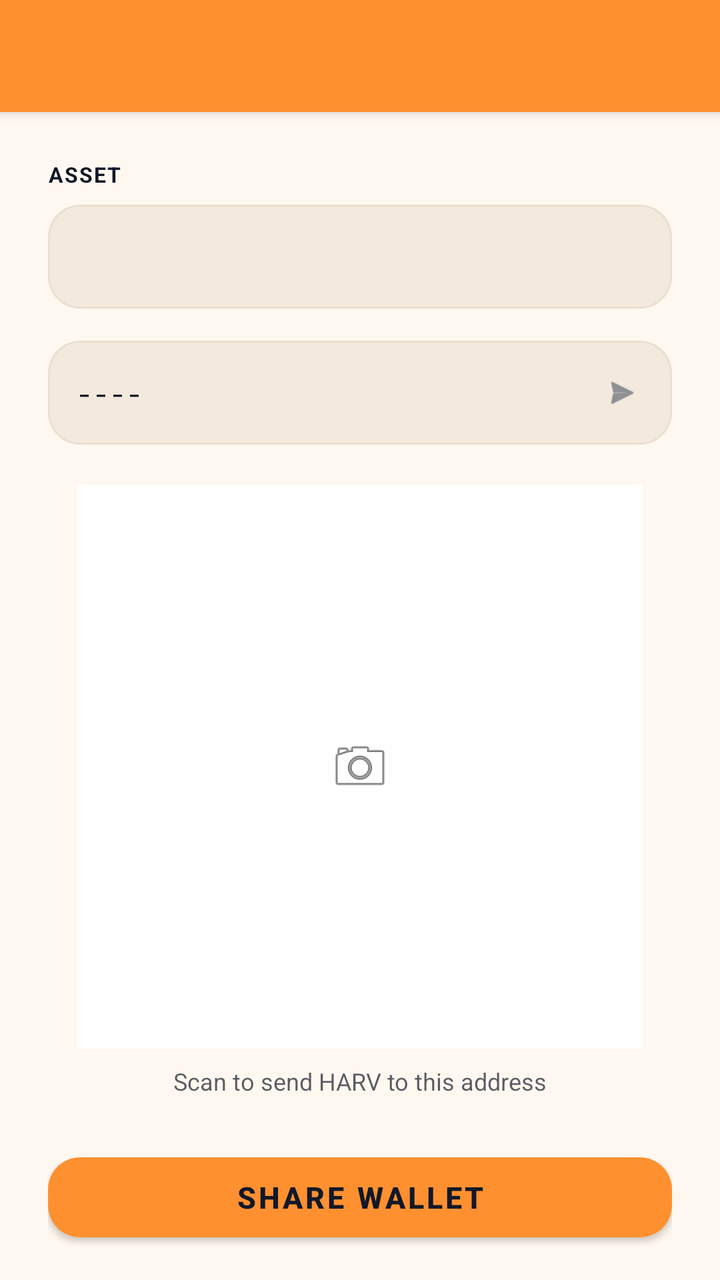
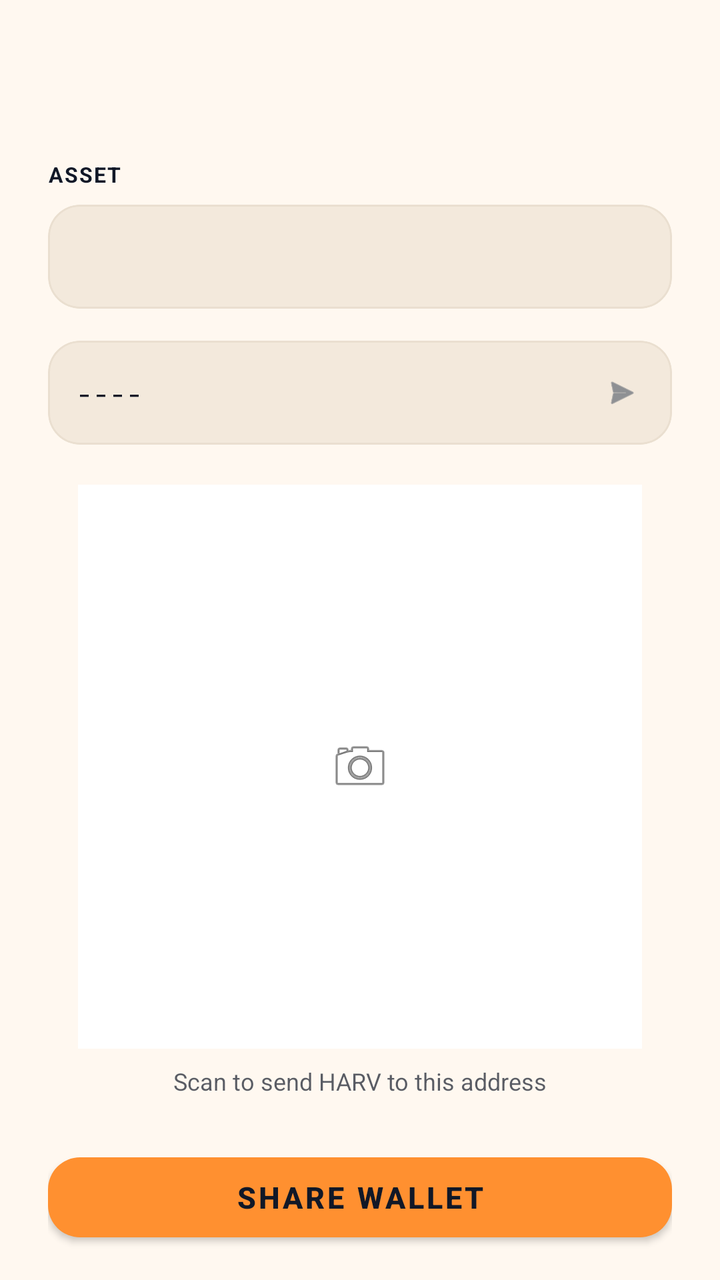

Two renders of the same Android screen: before a commit and after it. Below are the layout's source before the change and the commit's diff.
<!-- AndroidManifest.xml: application theme AppTheme -->
<!-- res/layout/receive.xml -->
<androidx.coordinatorlayout.widget.CoordinatorLayout
	xmlns:android="http://schemas.android.com/apk/res/android"
	xmlns:app="http://schemas.android.com/apk/res-auto"
	xmlns:tools="http://schemas.android.com/tools"
	android:id="@+id/_coordinator"
	android:layout_width="match_parent"
	android:layout_height="match_parent">
	<com.google.android.material.appbar.AppBarLayout
		android:id="@+id/_app_bar"
		android:layout_width="match_parent"
		android:layout_height="wrap_content"
		android:theme="@style/AppTheme.AppBarOverlay">
		<androidx.appcompat.widget.Toolbar
			android:id="@+id/_toolbar"
			android:layout_width="match_parent"
			android:layout_height="?attr/actionBarSize"
			android:background="?attr/appBarColor"
			app:popupTheme="@style/AppTheme.PopupOverlay" />
	</com.google.android.material.appbar.AppBarLayout>
	<androidx.core.widget.NestedScrollView
		android:layout_width="match_parent"
		android:layout_height="match_parent"
		android:fillViewport="true"
		android:overScrollMode="never"
		app:layout_behavior="@string/appbar_scrolling_view_behavior">
		<LinearLayout
			android:id="@+id/linear5"
			android:layout_width="match_parent"
			android:layout_height="wrap_content"
			android:padding="24dp"
			android:orientation="vertical">
			<TextView
				android:id="@+id/textview1"
				android:layout_width="wrap_content"
				android:layout_height="wrap_content"
				android:layout_marginBottom="8dp"
				android:text="ASSET"
				android:textStyle="bold"
				android:textSize="10.5sp"
				android:letterSpacing="0.06" />
			<com.google.android.material.card.MaterialCardView
				android:id="@+id/cardview1"
				android:layout_width="match_parent"
				android:layout_height="wrap_content"
				android:layout_marginBottom="16dp"
				app:cardBackgroundColor="@color/colorSurfaceRaised"
				app:cardCornerRadius="16dp"
				app:cardElevation="0dp"
				app:strokeColor="@color/colorCardStroke"
				app:strokeWidth="1dp">
				<Spinner
					android:id="@+id/spinnerAssets"
					android:layout_width="match_parent"
					android:layout_height="52dp"
					android:background="@android:color/transparent"
					android:spinnerMode="dropdown"
					android:theme="@style/WhiteSpinnerTheme"
					android:paddingStart="12dp"
					android:paddingEnd="12dp" />
			</com.google.android.material.card.MaterialCardView>
			<com.google.android.material.card.MaterialCardView
				android:id="@+id/cardview2"
				android:layout_width="match_parent"
				android:layout_height="wrap_content"
				android:layout_marginBottom="20dp"
				app:cardBackgroundColor="@color/colorSurfaceRaised"
				app:cardCornerRadius="16dp"
				app:cardElevation="0dp"
				app:strokeColor="@color/colorCardStroke"
				app:strokeWidth="1dp">
				<LinearLayout
					android:id="@+id/linear6"
					android:layout_width="match_parent"
					android:layout_height="52dp"
					android:padding="14dp"
					android:gravity="center_vertical"
					android:orientation="horizontal">
					<TextView
						android:id="@+id/tvDepositAddress"
						android:layout_width="0dp"
						android:layout_height="wrap_content"
						android:background="@android:color/transparent"
						android:text="----"
						android:singleLine="true"
						android:layout_weight="1"
						android:textSize="13.5sp"
						android:fontFamily="monospace"
						android:ellipsize="middle" />
					<ImageView
						android:id="@+id/ivCopyAddress"
						android:layout_width="22dp"
						android:layout_height="22dp"
						android:padding="2dp"
						android:scaleType="centerInside"
						android:src="@android:drawable/ic_menu_send"
						android:layout_marginStart="12dp"
						android:contentDescription="Copyaddress"
						app:tint="@color/colorTextSecondary" />
				</LinearLayout>
			</com.google.android.material.card.MaterialCardView>
			<LinearLayout
				android:id="@+id/ll_qr_card"
				android:layout_width="wrap_content"
				android:layout_height="wrap_content"
				android:background="@color/colorTextPrimaryWhite"
				android:gravity="center_horizontal|center_vertical"
				android:orientation="vertical"
				android:layout_gravity="center_horizontal">
				<ImageView
					android:id="@+id/ivQrCode"
					android:layout_width="250dp"
					android:layout_height="250dp"
					android:layout_margin="16dp"
					android:scaleType="centerInside"
					android:src="@android:drawable/ic_menu_camera" />
			</LinearLayout>
			<TextView
				android:id="@+id/tvQrHint"
				android:layout_width="wrap_content"
				android:layout_height="wrap_content"
				android:layout_marginTop="8dp"
				android:layout_marginBottom="24dp"
				android:text="Scan to send HARV to this address"
				android:textSize="12sp"
				android:layout_gravity="center_horizontal"
				android:alpha="0.7" />
			<com.google.android.material.button.MaterialButton
				android:id="@+id/btnShare"
				android:layout_width="match_parent"
				android:layout_height="52dp"
				android:gravity="center_horizontal|center_vertical"
				android:text="Share wallet"
				android:textSize="15sp"
				android:textStyle="bold"
				app:backgroundTint="@color/colorAccent"
				app:cornerRadius="16dp"
				app:elevation="0dp" />
		</LinearLayout>
	</androidx.core.widget.NestedScrollView>
</androidx.coordinatorlayout.widget.CoordinatorLayout>
<!-- resources referenced by this layout -->
<resources>
  <color name="colorAccent">#FF9030</color>
  <color name="colorCardStroke">#EADFD0</color>
  <color name="colorSurfaceRaised">#F3E9DC</color>
  <color name="colorTextPrimaryWhite">#FFFFFF</color>
  <color name="colorTextSecondary">#4B5563</color>
  <style name="AppTheme.PopupOverlay" parent="ThemeOverlay.MaterialComponents.Light" />
  <style name="AppTheme" parent="Theme.MaterialComponents.DayNight.NoActionBar">
          
          <item name="homeAsUpIndicator">@drawable/ic_nav_back</item>
          
          <item name="android:textViewStyle">@style/HarvanaTextView</item>
          <item name="appBarColor">@color/colorAccent</item>
          <item name="onAppBarColor">@color/colorTextOnAccent</item>
          <item name="colorSecondary">@color/colorAccent</item>
          <item name="colorOnSecondary">@color/colorTextOnAccent</item>
          <item name="colorPrimaryVariant">@color/colorAccentDark</item>
          <item name="colorSecondaryVariant">@color/colorAccentDark</item>
          <item name="colorError">@color/colorError</item>
          <item name="colorOnError">@color/colorTextPrimaryWhite</item>
          <item name="colorControlActivated">@color/colorAccent</item>
          <item name="colorControlNormal">@color/colorControlNormal</item>
          <item name="colorControlHighlight">@color/colorAccentRipple</item>
          <item name="android:textColorHighlight">@color/colorAccentStroke</item>
          <item name="android:textColorLink">@color/colorAccentStrong</item>
          <item name="android:editTextColor">@color/colorTextPrimary</item>
          <item name="android:navigationBarColor">@color/colorBackground</item>
          <item name="colorPrimary">@color/colorAccent</item>
          <item name="colorPrimaryDark">@color/colorAccentStrong</item>
          <item name="colorAccent">@color/colorAccent</item>
          <item name="colorSurface">@color/colorSurface</item>
          <item name="colorOnPrimary">@color/colorTextOnAccent</item>
          <item name="colorOnSurface">@color/colorTextPrimary</item>
          <item name="colorOnBackground">@color/colorTextPrimary</item>
          <item name="colorOnSurfaceVariant">@color/colorTextSecondary</item>
          <item name="android:textColorPrimary">@color/colorTextPrimary</item>
          <item name="android:textColorSecondary">@color/colorTextSecondary</item>
          <item name="android:textColorHint">@color/colorTextTertiary</item>
          <item name="android:statusBarColor">?attr/appBarColor</item>
          <item name="android:windowLightStatusBar">true</item>
          <item name="android:windowBackground">@color/colorBackground</item>
          <item name="alertDialogTheme">@style/HarvanaAlertDialog</item>
          <item name="materialAlertDialogTheme">@style/HarvanaAlertDialog</item>
          <item name="bottomSheetDialogTheme">@style/HarvanaBottomSheetDialog</item>
      </style>
  <color name="colorTextPrimary">#111827</color>
  <style name="HarvanaTextView" parent="android:Widget.TextView">
          <item name="android:textColor">@color/colorTextPrimary</item>
      </style>
  <color name="colorTextOnAccent">#111827</color>
  <color name="colorAccentDark">#E57A14</color>
  <color name="colorError">#EF4444</color>
  <color name="colorControlNormal">#6B7280</color>
  <color name="colorAccentRipple">#1AFF9030</color>
  <color name="colorAccentStroke">#33FF9030</color>
  <color name="colorAccentStrong">#B85F0A</color>
  <color name="colorBackground">#FFF8F0</color>
  <color name="colorSurface">#FFFFFF</color>
  <color name="colorTextTertiary">#6B7280</color>
  <style name="HarvanaDialogButton" parent="Widget.MaterialComponents.Button.TextButton.Dialog">
          <item name="android:textColor">@color/colorAccent</item>
          <item name="android:minHeight">48dp</item>
      </style>
  <!-- unchanged entries left out for length: 7 -->
</resources>

<!-- the commit's change to res/layout/receive.xml (unified diff, before → after) -->
@@ -9,7 +9,9 @@
 		android:id="@+id/_app_bar"
 		android:layout_width="match_parent"
 		android:layout_height="wrap_content"
-		android:theme="@style/AppTheme.AppBarOverlay">
+		android:theme="@style/AppTheme.AppBarOverlay"
+		app:elevation="0dp"
+		android:stateListAnimator="@null">
 		<androidx.appcompat.widget.Toolbar
 			android:id="@+id/_toolbar"
 			android:layout_width="match_parent"
<!-- resource entries referenced after the edit -->
@@ -11,8 +11,8 @@
           <item name="homeAsUpIndicator">@drawable/ic_nav_back</item>
           
           <item name="android:textViewStyle">@style/HarvanaTextView</item>
-          <item name="appBarColor">@color/colorAccent</item>
-          <item name="onAppBarColor">@color/colorTextOnAccent</item>
+          <item name="appBarColor">@color/colorBackground</item>
+          <item name="onAppBarColor">@color/colorTextPrimary</item>
           <item name="colorSecondary">@color/colorAccent</item>
           <item name="colorOnSecondary">@color/colorTextOnAccent</item>
           <item name="colorPrimaryVariant">@color/colorAccentDark</item>
